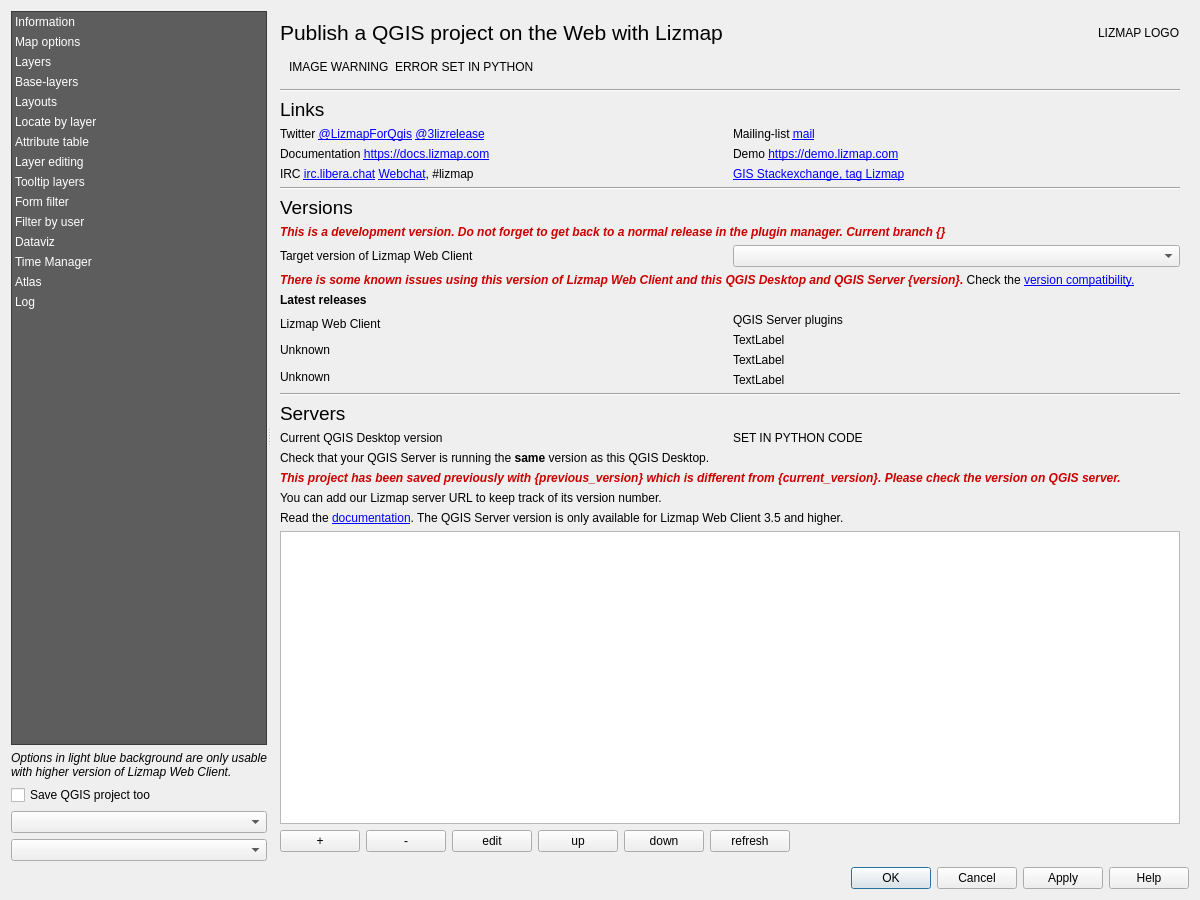
Old version of the form lizmap/resources/ui/ui_lizmap.ui in the repository 3liz/lizmap-plugin.
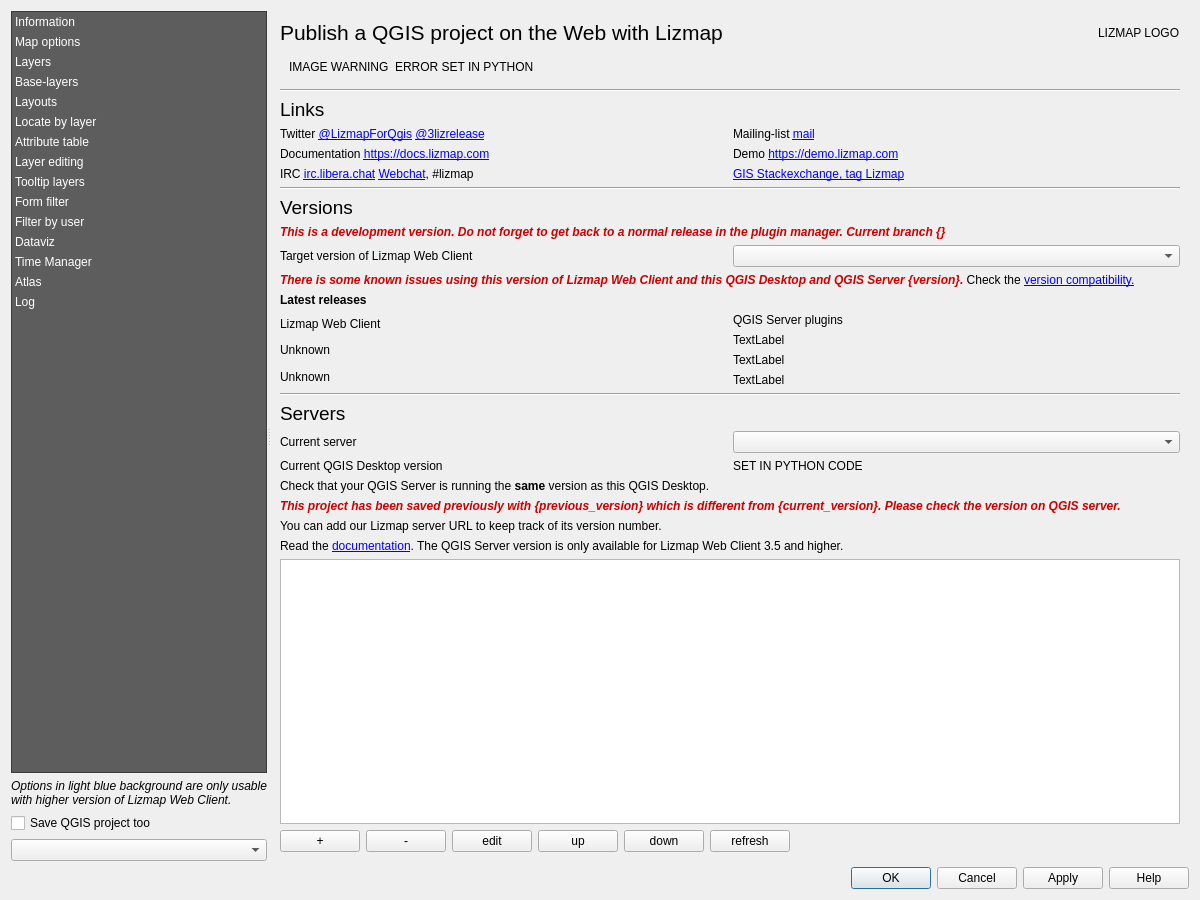
New version of the form. Custom widgets are drawn as their Qt base class.

Commit message: UX - Move the server combobox in the first panel

Patch:
```diff
--- a/lizmap/resources/ui/ui_lizmap.ui
+++ b/lizmap/resources/ui/ui_lizmap.ui
@@ -200,9 +200,6 @@
          </property>
         </widget>
        </item>
-       <item>
-        <widget class="QComboBox" name="server_combo"/>
-       </item>
        <item>
         <widget class="QComboBox" name="repository_combo"/>
        </item>
@@ -536,6 +533,20 @@
              </property>
             </widget>
            </item>
+           <item>
+            <layout class="QHBoxLayout" name="horizontalLayout_47">
+             <item>
+              <widget class="QLabel" name="label_81">
+               <property name="text">
+                <string>Current server</string>
+               </property>
+              </widget>
+             </item>
+             <item>
+              <widget class="QComboBox" name="server_combo"/>
+             </item>
+            </layout>
+           </item>
            <item>
             <layout class="QHBoxLayout" name="horizontalLayout_12">
              <item>
```
